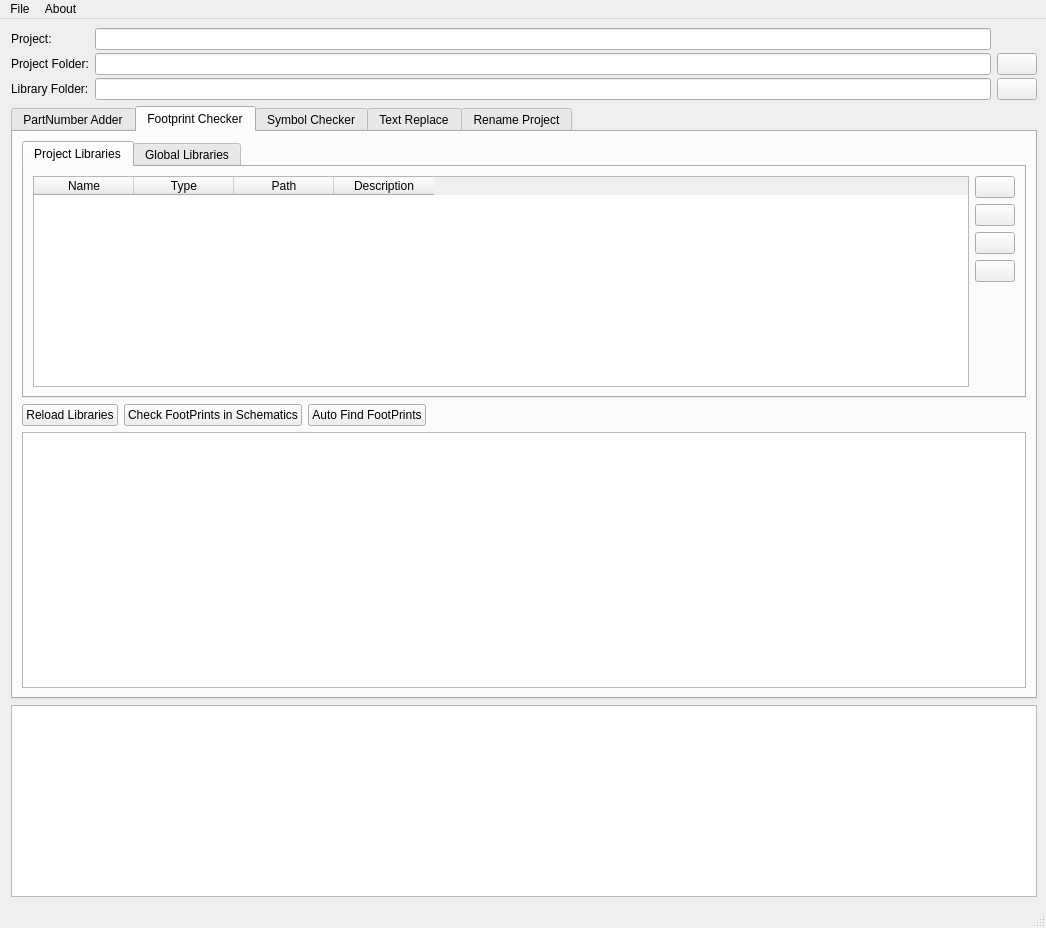
The window that res/mainwindow.ui (computergeek1507/KicadHelper) describes before a commit, drawn with Qt 5.
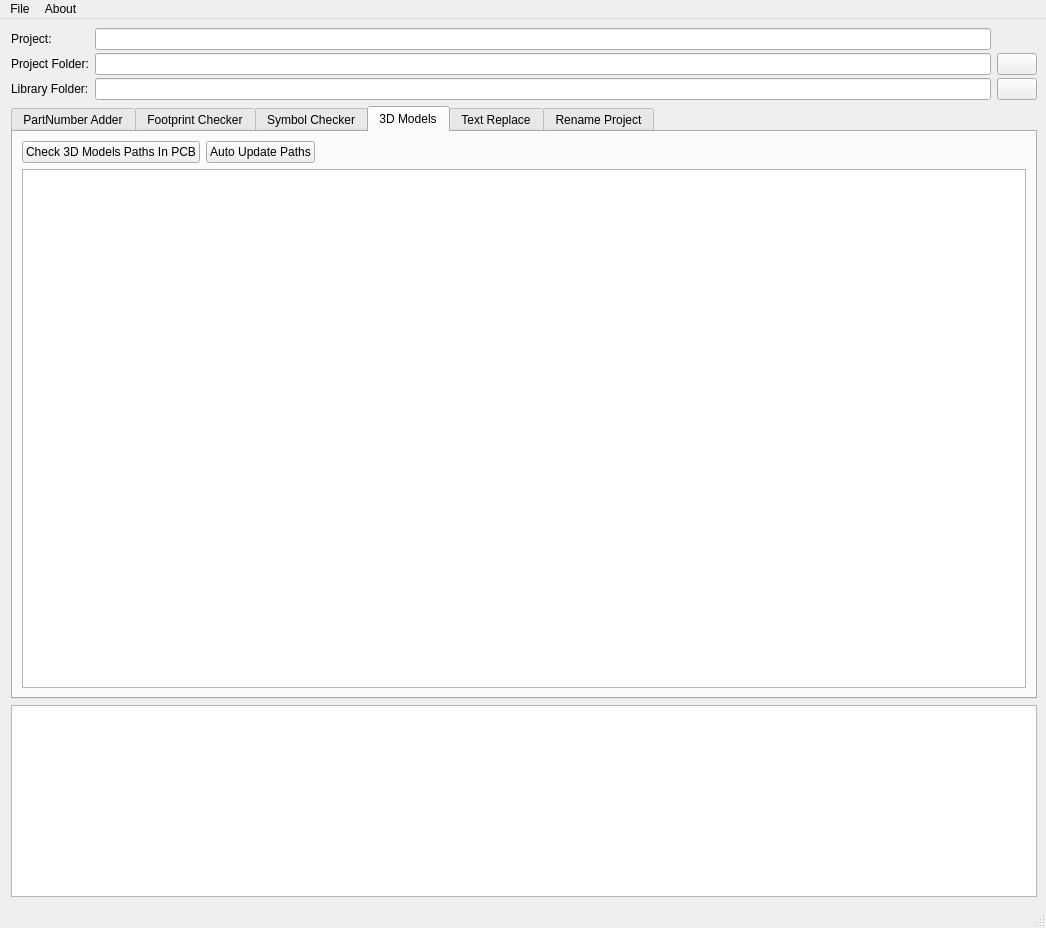
The same window after the commit. Icons and pictures are not drawn.

Commit message: added 3D model path fixer

Diff of the .ui file:
```diff
--- a/res/mainwindow.ui
+++ b/res/mainwindow.ui
@@ -104,7 +104,7 @@
     <item>
      <widget class="QTabWidget" name="tabWidget">
       <property name="currentIndex">
-       <number>1</number>
+       <number>3</number>
       </property>
       <widget class="QWidget" name="tabPartNumber">
        <attribute name="title">
@@ -757,6 +757,62 @@
         </item>
        </layout>
       </widget>
+      <widget class="QWidget" name="tab3DModels">
+       <attribute name="title">
+        <string>3D Models</string>
+       </attribute>
+       <layout class="QVBoxLayout" name="verticalLayout_6">
+        <item>
+         <layout class="QHBoxLayout" name="horizontalLayout_9">
+          <item>
+           <widget class="QPushButton" name="pbCheck3DModels">
+            <property name="text">
+             <string>Check 3D Models Paths In PCB</string>
+            </property>
+            <property name="icon">
+             <iconset resource="KicadHelper.qrc">
+              <normaloff>:/KicadHelper/icons/tick.png</normaloff>:/KicadHelper/icons/tick.png</iconset>
+            </property>
+           </widget>
+          </item>
+          <item>
+           <widget class="QPushButton" name="pbFix3DModels">
+            <property name="text">
+             <string>Auto Update Paths</string>
+            </property>
+            <property name="icon">
+             <iconset resource="KicadHelper.qrc">
+              <normaloff>:/KicadHelper/icons/find.png</normaloff>:/KicadHelper/icons/find.png</iconset>
+            </property>
+           </widget>
+          </item>
+          <item>
+           <spacer name="horizontalSpacer_5">
+            <property name="orientation">
+             <enum>Qt::Horizontal</enum>
+            </property>
+            <property name="sizeHint" stdset="0">
+             <size>
+              <width>40</width>
+              <height>20</height>
+             </size>
+            </property>
+           </spacer>
+          </item>
+         </layout>
+        </item>
+        <item>
+         <widget class="QListWidget" name="lw3DModelsResults">
+          <property name="sizePolicy">
+           <sizepolicy hsizetype="Expanding" vsizetype="MinimumExpanding">
+            <horstretch>0</horstretch>
+            <verstretch>0</verstretch>
+           </sizepolicy>
+          </property>
+         </widget>
+        </item>
+       </layout>
+      </widget>
       <widget class="QWidget" name="tabReplace">
        <attribute name="title">
         <string>Text Replace</string>
```
Left out of the diff: 2 changed lines with no effect on the pictures. The commit also changes 7 other files.
